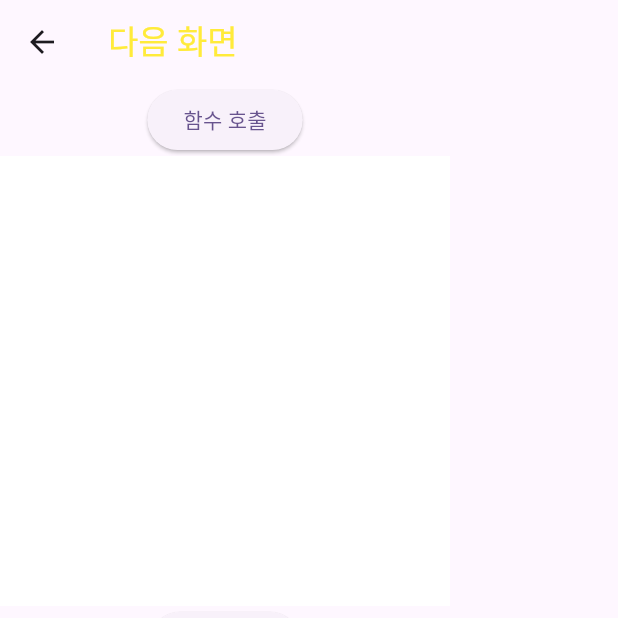
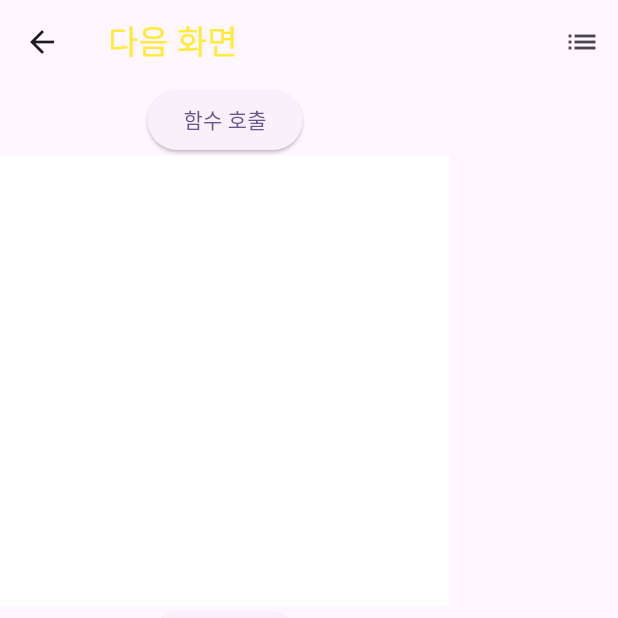
Before and after one commit to orm-camp-flutter-1ki/why-two-screen, a Flutter app: the screen it shows after launch, after a tap on the "add" icon, on a phone screen of 412 x 824 dp, the top half of it. Run offline on Flutter 3.47's test engine with Material 3 defaults, Android fonts, the phone set to English and light mode, and no system bars.

Commit message:
fix: 새로운 화면 추가를 위한 버튼 생성

```diff
--- a/lib/detail/detail_screen.dart
+++ b/lib/detail/detail_screen.dart
@@ -22,6 +22,13 @@ class _DetailScreenState extends State<DetailScreen> {
           '다음 화면',
           style: TextStyle(color: widget.color),
         ),
+        actions: [
+          IconButton(
+            onPressed: () {
+            },
+            icon: const Icon(Icons.list),
+          ),
+        ],
       ),
       body: Column(
         children: [
```
